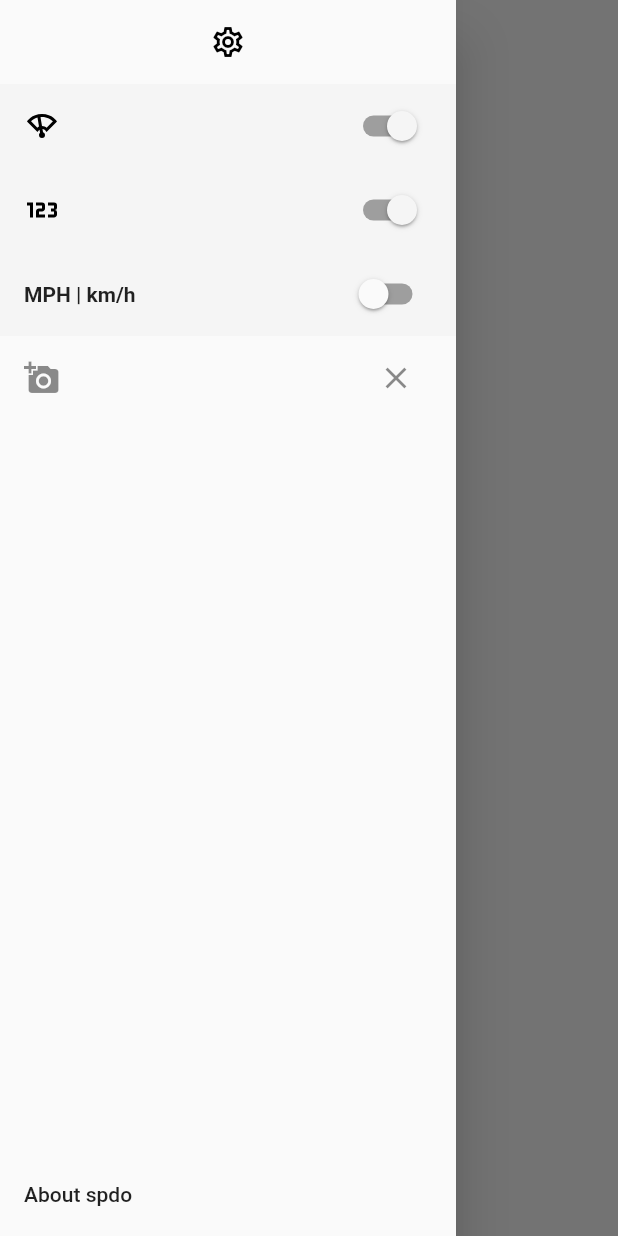
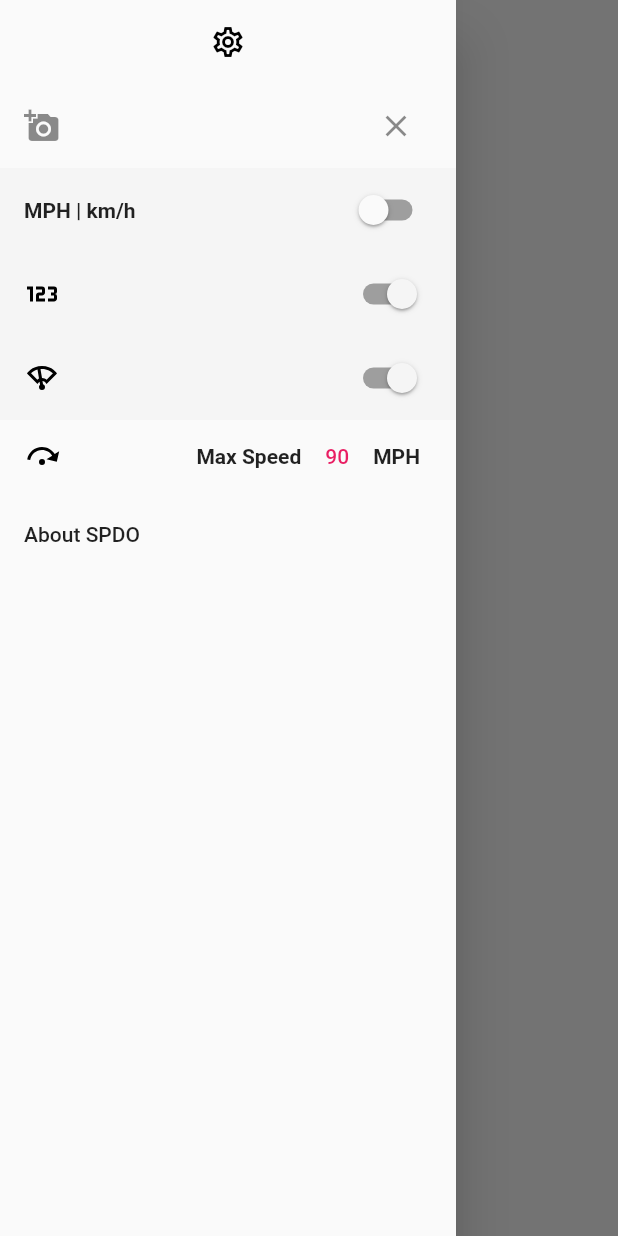
Before and after one commit to BlakeBarrett/SPDO, a Flutter app: the screen it shows after launch, with the side drawer open, on a phone screen of 412 x 824 dp. Run offline on Flutter 3.47's test engine with Material 2 defaults, Android fonts, the phone set to English and light mode, and no system bars; our stand-ins replace flutter_svg, geolocator, image_picker, package_info, shared_preferences.

Commit message:
SPDO-11 variable max speed (#13)
* Updated drawer to have extra row + new icon

* This works. Could be better though.

* TextEditing happens in a popup now.

Not pleased with the solution, but it "works".

* Fix race condition.

* Max speed editing works as a popup.

```diff
--- a/lib/gauges/analog.dart
+++ b/lib/gauges/analog.dart
@@ -3,7 +3,7 @@ import 'dart:math' as math;
 
 @immutable
 class AnalogGauge extends StatelessWidget {
-  AnalogGauge({required final this.speed, final this.maxSpeed = 90}) : super();
+  AnalogGauge({required final this.speed, required this.maxSpeed}) : super();
   final double speed;
   final int maxSpeed;
 
--- a/lib/main.dart
+++ b/lib/main.dart
@@ -1,13 +1,15 @@
 import 'package:flutter/animation.dart';
 import 'package:flutter/material.dart';
+import 'package:flutter/services.dart';
 import 'package:flutter_svg/flutter_svg.dart';
 import 'package:geolocator/geolocator.dart';
 import 'package:package_info/package_info.dart';
 import 'package:shared_preferences/shared_preferences.dart';
+
+import 'gauges/analog.dart';
+import 'gauges/digital.dart';
 import 'image_picker_utils.dart';
 import 'speedreader.dart';
-import 'gauges/digital.dart';
-import 'gauges/analog.dart';
 
 void main() {
   runApp(SPDO_App());
@@ -42,117 +44,214 @@ class _SpeedometerScaffoldState extends State<SpeedometerScaffold> {
   bool unitsMetric = false;
   bool showDigital = true;
   bool showAnalog = true;
+  int maxSpeed = 90;
 
   PackageInfo? packageInfo;
+  SharedPreferences? prefs;
 
   final sliderColor = Color(0xFFF5F5F5);
   final scaffoldKey = GlobalKey<ScaffoldState>();
-
-  late final SharedPreferences prefs;
+  final iconSize = 24.0;
 
   @override
   void initState() {
     super.initState();
     loadPreferences();
+    loadPlatformInfo();
   }
 
   void loadPreferences() async {
     prefs = await SharedPreferences.getInstance();
-    unitsMetric = prefs.getBool('unitsMetric') ?? false;
-    showDigital = prefs.getBool('showDigital') ?? true;
-    showAnalog = prefs.getBool('showAnalog') ?? true;
+    unitsMetric = prefs?.getBool('unitsMetric') ?? false;
+    showDigital = prefs?.getBool('showDigital') ?? true;
+    showAnalog = prefs?.getBool('showAnalog') ?? true;
+    maxSpeed = prefs?.getInt('maxSpeed') ?? maxSpeed;
   }
 
-  @override
-  Widget build(BuildContext context) {
+  void loadPlatformInfo() {
     PackageInfo.fromPlatform().then((PackageInfo value) {
       setState(() {
         packageInfo = value;
       });
     });
+  }
+
+  Widget backgroundChooserWidget() {
+    return ListTile(
+      title: Row(children: [
+        Icon(Icons.add_a_photo),
+        Spacer(),
+        IconButton(
+          icon: Icon(Icons.clear),
+          onPressed: () => ImagePickerUtils.clearImage(),
+        ),
+      ]),
+      onTap: () => ImagePickerUtils.browseForImage(),
+    );
+  }
+
+  Widget unitSelectionWidget() {
+    return SwitchListTile(
+      value: unitsMetric,
+      onChanged: (newValue) => setState(() {
+        unitsMetric = newValue;
+        prefs?.setBool('unitsMetric', newValue);
+      }),
+      title: Text(unitsSubtitle, style: TextStyle(fontWeight: FontWeight.bold)),
+      tileColor: sliderColor,
+      activeColor: sliderColor,
+      activeTrackColor: Colors.grey,
+      inactiveTrackColor: Colors.grey,
+      dense: false,
+      controlAffinity: ListTileControlAffinity.trailing,
+    );
+  }
+
+  Widget digitalSpeedWidget() {
+    return SwitchListTile(
+      value: showDigital,
+      onChanged: (newValue) => setState(() {
+        showDigital = newValue;
+        prefs?.setBool('showDigital', newValue);
+      }),
+      secondary: SvgPicture.asset('assets/numeric.svg'),
+      tileColor: sliderColor,
+      activeColor: sliderColor,
+      activeTrackColor: Colors.grey,
+      inactiveTrackColor: Colors.grey,
+      dense: false,
+      controlAffinity: ListTileControlAffinity.trailing,
+    );
+  }
+
+  Widget analogSpeedWidget() {
+    return SwitchListTile(
+      value: showAnalog,
+      onChanged: (newValue) => setState(() {
+        showAnalog = newValue;
+        prefs?.setBool('showAnalog', newValue);
+      }),
+      secondary: SvgPicture.asset('assets/wiper.svg'),
+      tileColor: sliderColor,
+      activeColor: sliderColor,
+      activeTrackColor: Colors.grey,
+      inactiveTrackColor: Colors.grey,
+      dense: false,
+      controlAffinity: ListTileControlAffinity.trailing,
+    );
+  }
+
+  Widget maxSpeedEditWidget(Widget actionWidget) {
+    return Padding(
+        padding: EdgeInsets.only(left: 16.0, right: 24.0),
+        child: Row(
+          children: [
+            SvgPicture.asset('assets/max-speed.svg',
+                width: iconSize, height: iconSize),
+            Spacer(),
+            Text(
+              "Max Speed",
+              style: TextStyle(fontWeight: FontWeight.bold),
+            ),
+            SizedBox(
+                width: iconSize * 2, height: iconSize * 2, child: actionWidget),
+            Text(
+              unitsMetric ? "km/h" : "MPH",
+              style: TextStyle(fontWeight: FontWeight.bold),
+            )
+          ],
+        ));
+  }
+
+  void showEditPopup(BuildContext context) {
+    var popup = SimpleDialog(
+      children: [
+        maxSpeedEditWidget(
+          TextField(
+            decoration: new InputDecoration(
+                labelText: maxSpeed.toString(),
+                contentPadding: EdgeInsets.only(left: 12.0, right: 12.0)),
+            keyboardType: TextInputType.number,
+            inputFormatters: [
+              FilteringTextInputFormatter.digitsOnly,
+            ], // Only numbers can be entered
+            onChanged: (newValue) => setState(() {
+              maxSpeed = int.parse(newValue);
+              prefs?.setInt("maxSpeed", maxSpeed.toInt());
+            }),
+          ),
+        )
+      ],
+    );
+    showDialog(context: context, builder: (context) => popup);
+  }
+
+  Widget maxSpeedWidget() {
+    if (showAnalog) {
+      return maxSpeedEditWidget(TextButton(
+        autofocus: true,
+        child: Text(maxSpeed.toString()),
+        onPressed: () => showEditPopup(context),
+      ));
+    } else {
+      return Row(children: [
+        Padding(
+          padding: EdgeInsets.all(iconSize.toDouble()),
+        )
+      ]);
+    }
+  }
+
+  Widget aboutWidget() {
+    return AboutListTile(
+      applicationIcon: SvgPicture.asset(
+        'assets/icon.svg',
+        width: iconSize * 2,
+        height: iconSize * 2,
+      ),
+      applicationName: "SPDO",
+      applicationVersion:
+          "${packageInfo?.version} build:${packageInfo?.buildNumber}",
+      aboutBoxChildren: [
+        Center(
+          child: Text("It's a speedometer."),
+        ),
+      ],
+    );
+  }
+
+  @override
+  Widget build(BuildContext context) {
+    // Wait until we've actually finished loading everything we need.
+    if (packageInfo == null || prefs == null) {
+      return Column();
+    }
 
     return Scaffold(
+      backgroundColor: sliderColor,
+      resizeToAvoidBottomInset: false,
       body: SpeedListenerWidget(
         metric: unitsMetric,
         digital: showDigital,
         analog: showAnalog,
+        maxSpeed: maxSpeed,
       ),
       drawer: Drawer(
-        elevation: 16,
-        child: Column(
-          mainAxisSize: MainAxisSize.max,
+        child: ListView(
+          keyboardDismissBehavior: ScrollViewKeyboardDismissBehavior.onDrag,
           children: [
             ListTile(
                 title: Icon(
               Icons.settings_outlined,
               color: Colors.black,
-              size: 24,
+              size: iconSize,
             )),
-            SwitchListTile(
-              value: showAnalog,
-              onChanged: (newValue) => setState(() {
-                showAnalog = newValue;
-                prefs.setBool('showAnalog', newValue);
-              }),
-              secondary: SvgPicture.asset('assets/wiper.svg'),
-              tileColor: sliderColor,
-              activeColor: sliderColor,
-              activeTrackColor: Colors.grey,
-              inactiveTrackColor: Colors.grey,
-              dense: false,
-              controlAffinity: ListTileControlAffinity.trailing,
-            ),
-            SwitchListTile(
-              value: showDigital,
-              onChanged: (newValue) => setState(() {
-                showDigital = newValue;
-                prefs.setBool('showDigital', newValue);
-              }),
-              secondary: SvgPicture.asset('assets/numeric.svg'),
-              tileColor: sliderColor,
-              activeColor: sliderColor,
-              activeTrackColor: Colors.grey,
-              inactiveTrackColor: Colors.grey,
-              dense: false,
-              controlAffinity: ListTileControlAffinity.trailing,
-            ),
-            SwitchListTile(
-              value: unitsMetric,
-              onChanged: (newValue) => setState(() {
-                unitsMetric = newValue;
-                prefs.setBool('unitsMetric', newValue);
-              }),
-              title: Text(unitsSubtitle,
-                  style: TextStyle(fontWeight: FontWeight.bold)),
-              tileColor: sliderColor,
-              activeColor: sliderColor,
-              activeTrackColor: Colors.grey,
-              inactiveTrackColor: Colors.grey,
-              dense: false,
-              controlAffinity: ListTileControlAffinity.trailing,
-            ),
-            ListTile(
-              title: Row(children: [
-                Icon(Icons.add_a_photo),
-                Spacer(),
-                IconButton(
-                  icon: Icon(Icons.clear),
-                  onPressed: () => ImagePickerUtils.clearImage(),
-                ),
-              ]),
-              onTap: () => ImagePickerUtils.browseForImage(),
-            ),
-            Spacer(),
-            AboutListTile(
-              applicationIcon: SvgPicture.asset(
-                'assets/icon.svg',
-                width: 48,
-                height: 48,
-              ),
-              applicationName: packageInfo?.appName,
-              applicationVersion:
-                  "${packageInfo?.version} build:${packageInfo?.buildNumber}",
-            ),
+            backgroundChooserWidget(),
+            unitSelectionWidget(),
+            digitalSpeedWidget(),
+            analogSpeedWidget(),
+            maxSpeedWidget(),
+            aboutWidget(),
           ],
         ),
       ),
@@ -163,12 +262,17 @@ class _SpeedometerScaffoldState extends State<SpeedometerScaffold> {
 @immutable
 class SpeedListenerWidget extends StatefulWidget {
   SpeedListenerWidget(
-      {Key? key, this.metric = false, this.digital = true, this.analog = true})
+      {Key? key,
+      this.metric = false,
+      this.digital = true,
+      this.analog = true,
+      required this.maxSpeed})
       : super(key: key);
 
   final bool metric;
   final bool digital;
   final bool analog;
+  final int maxSpeed;
   late final SpeedReader speedReader;
 
   @override
@@ -232,20 +336,26 @@ class _SpeedListenerWidgetState extends State<SpeedListenerWidget> {
   @override
   Widget build(BuildContext context) {
     return SpeedometerWidget(
-        speed: _speed.toDouble(),
-        display: _display,
-        analog: this.widget.analog);
+      speed: _speed.toDouble(),
+      display: _display,
+      analog: widget.analog,
+      maxSpeed: widget.maxSpeed,
+    );
   }
 }
 
 @immutable
 class SpeedometerWidget extends StatefulWidget {
   SpeedometerWidget(
-      {required this.speed, required this.display, required this.analog})
+      {required this.speed,
+      required this.display,
+      required this.analog,
+      required this.maxSpeed})
       : super();
   final double speed;
   final String display;
   final bool analog;
+  final int maxSpeed;
 
   @override
   _SpeedometerWidgetState createState() => _SpeedometerWidgetState();
@@ -264,8 +374,8 @@ class _SpeedometerWidgetState extends State<SpeedometerWidget>
     super.initState();
     _animationController = new AnimationController(
         duration: const Duration(seconds: 1), vsync: this);
-    _animation =
-        Tween<double>(begin: 0, end: 100.0).animate(_animationController!)
+    _animation = Tween<double>(begin: 0, end: widget.maxSpeed * 1.1)
+        .animate(_animationController!)
           ..addListener(() {
             setState(() {
               speed = _animation!.value;
@@ -289,6 +399,22 @@ class _SpeedometerWidgetState extends State<SpeedometerWidget>
     super.dispose();
   }
 
+  Widget settingsDrawerDisclosureIcon() {
+    return Positioned(
+        bottom: 0.0,
+        left: 0.0,
+        child: Padding(
+          padding: const EdgeInsets.all(8.0),
+          child: new IconButton(
+            icon: Icon(
+              Icons.settings,
+              color: Colors.black12,
+            ),
+            onPressed: () => Scaffold.of(context).openDrawer(),
+          ),
+        ));
+  }
+
   @override
   Widget build(BuildContext context) {
     // Loading the background has to happen here, instead of in initState,
@@ -298,25 +424,20 @@ class _SpeedometerWidgetState extends State<SpeedometerWidget>
           _background = value;
         }));
 
-    double _speed = widget.speed;
-    if (_animation != null) {
-      _speed = _animation!.value;
-    }
-
-    List<Widget> _children = [];
-    if (_background != null) {
-      _children.add(Center(child: _background));
-    }
-    _children.add(Center(
-      child: DigitalGauge(value: widget.display),
-    ));
-    if (this.widget.analog) {
-      _children.add(AnalogGauge(speed: _speed));
-    }
+    double _speed = (_animation != null) ? _animation!.value : widget.speed;
 
     return Scaffold(
       body: Center(
-        child: Stack(children: _children),
+        child: Stack(children: [
+          if (_background != null) ...[Center(child: _background)],
+          settingsDrawerDisclosureIcon(),
+          Center(
+            child: DigitalGauge(value: widget.display),
+          ),
+          if (this.widget.analog) ...[
+            AnalogGauge(speed: _speed, maxSpeed: widget.maxSpeed)
+          ],
+        ]),
       ),
     );
   }
--- a/pubspec.yaml
+++ b/pubspec.yaml
@@ -58,14 +58,11 @@ flutter:
   # the material Icons class.
   uses-material-design: true
 
-  # To add assets to your application, add an assets section, like this:
-  # assets:
-  #   - images/a_dot_burr.jpeg
-  #   - images/a_dot_ham.jpeg
   assets:
     - assets/numeric.svg
     - assets/wiper.svg
     - assets/icon.svg
+    - assets/max-speed.svg
 
   # An image asset can refer to one or more resolution-specific "variants", see
   # https://flutter.dev/assets-and-images/#resolution-aware.
```
Also changed, not shown: assets/max-speed.svg (added).
